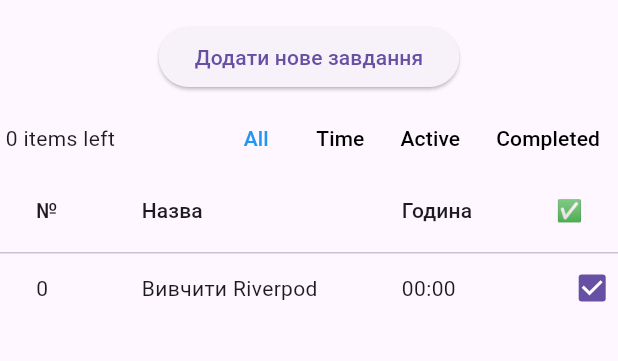
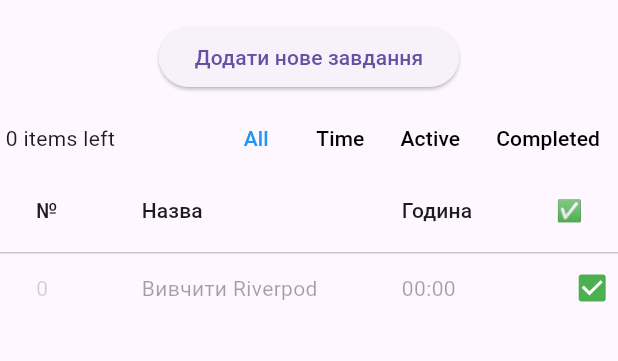
Before and after one commit to oleggoodgame/PlansProject, a Flutter app: the screen it shows after launch, on a phone screen of 412 x 824 dp, the part 63-424 px from its top. Run offline on Flutter 3.47's test engine with Material 3 defaults, Android fonts, the phone set to English and light mode, and no system bars; our stand-ins replace flutter_riverpod.

Commit message:
feat: змінив логіку чекбокса з fade-in ефектом

```diff
--- a/lib/widgets/DataTableWidget.dart
+++ b/lib/widgets/DataTableWidget.dart
@@ -23,7 +23,13 @@ class DataTableWidget extends ConsumerWidget {
             return DataRow(
               key: ValueKey(task.id),
               cells: [
-                DataCell(Text(task.id.toString())),
+                DataCell(
+                  AnimatedOpacity(
+                    duration: Duration(milliseconds: 1000),
+                    opacity: task.done ? 0.2 : 1.0,
+                    child: Text(task.id.toString()),
+                  ),
+                ),
                 DataCell(
                   GestureDetector(
                     onTap: () {
@@ -50,10 +56,20 @@ class DataTableWidget extends ConsumerWidget {
                         ),
                       );
                     },
-                    child: Text(task.name),
+                    child: AnimatedOpacity(
+                      duration: Duration(milliseconds: 1000),
+                      opacity: task.done ? 0.4 : 1.0,
+                      child: Text(task.name),
+                    ),
                   ),
                 ),
-                DataCell(Text(task.time)),
+                DataCell(
+                  AnimatedOpacity(
+                    duration: Duration(milliseconds: 1000),
+                    opacity: task.done ? 0.4 : 1.0,
+                    child: Text(task.time),
+                  ),
+                ),
                 DataCell(
                   Checkbox(
                     key: ValueKey('checkbox-${task.id}'),
@@ -61,6 +77,8 @@ class DataTableWidget extends ConsumerWidget {
                     onChanged: (value) {
                       ref.read(taskProvider.notifier).toggleTask(task.id);
                     },
+                    activeColor: Colors.green, // Зелений чекбокс
+                    checkColor: Colors.white,
                   ),
                 ),
               ],
```
